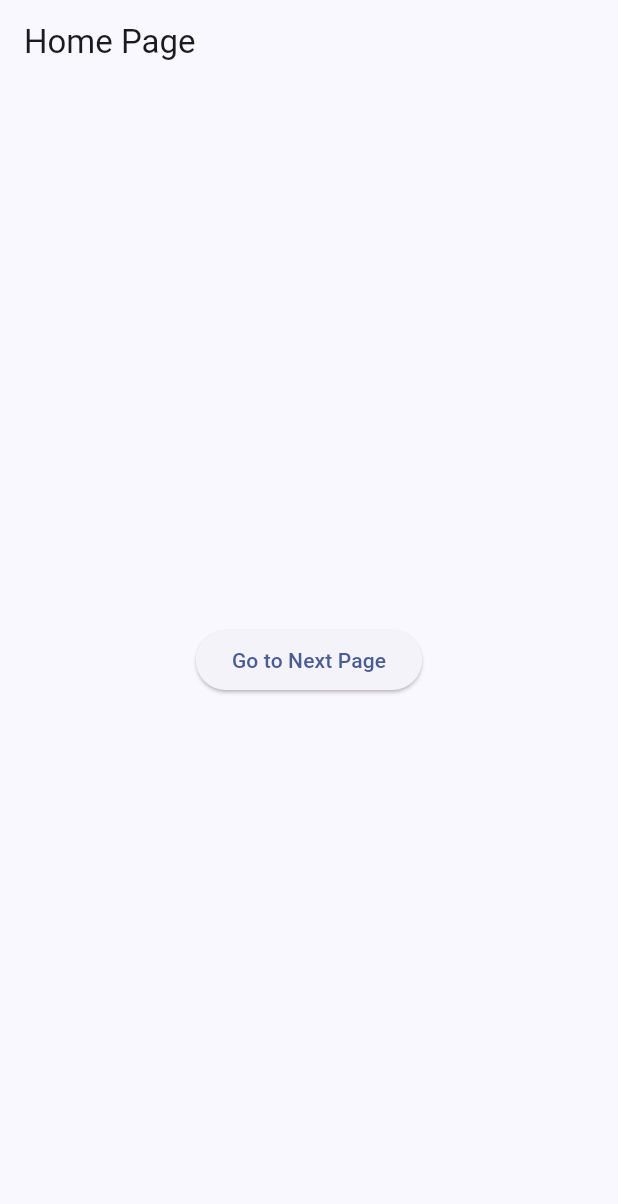
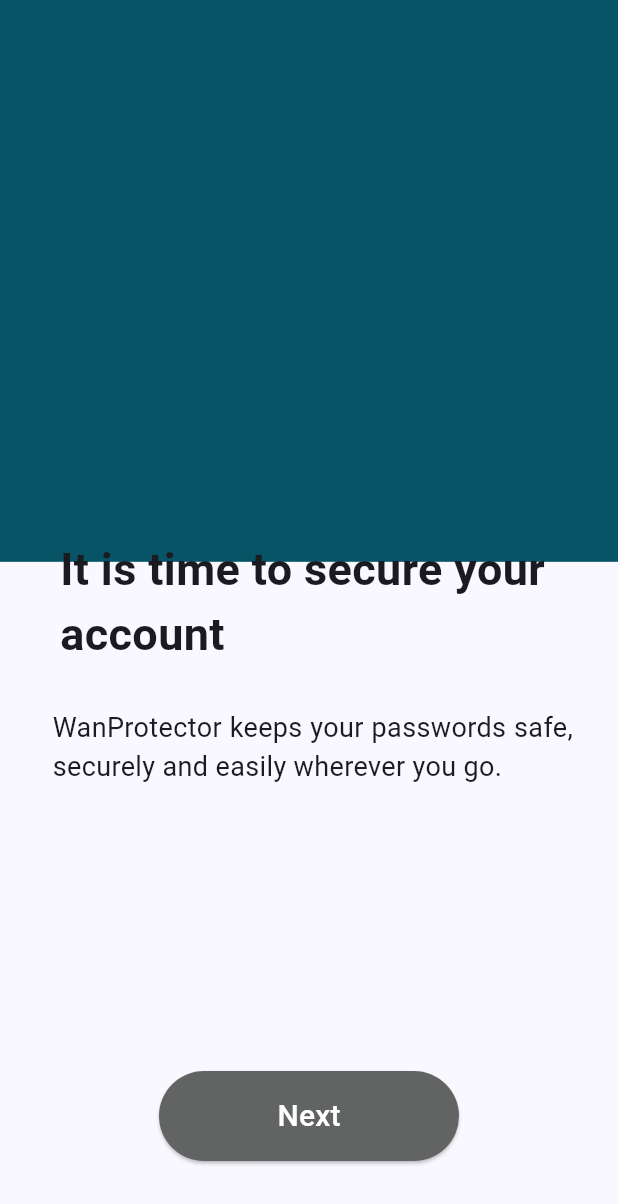
Before and after one commit to wanpc3/wan_protector, a Flutter app: the screen it shows after launch, on a phone screen of 412 x 824 dp. Shown: the top 1204 px of the screen. Run offline on Flutter 3.47's test engine with Material 3 defaults, Android fonts, the light colour scheme and no system bars.

Commit message:
Second day of development, build get started page and other important things

```diff
--- a/lib/get_started/get_started_1.dart
+++ b/lib/get_started/get_started_1.dart
@@ -1,4 +1,7 @@
 import 'package:flutter/material.dart';
+import 'package:flutter/services.dart';
+import '../strings/strings.dart';
+import '../status_bar/status_bar.dart';
 import 'get_started_2.dart';
 
 class GetStarted1 extends StatelessWidget{
@@ -6,24 +9,91 @@
 
   @override
   Widget build(BuildContext context) {
+    //Background: Color.fromARGB(255, 6, 84, 101)
+
+    //Set the status bar icons to white
+    setStatusBarStyle();
+
     return Scaffold(
-      appBar: AppBar(
-        title: Text('Home Page'),
-      ),
-      body: Center(
-        child:
+      body: Stack(
+        children: [
+          //Background for the top half of the page
+          Positioned(
+            top: 0,
+            left: 0,
+            right: 0,
+            child: Container(
+              height: MediaQuery.of(context).size.height / 2.2,
+              color: Color.fromARGB(255, 6, 84, 101),
+            ),
+          ),
 
-            ElevatedButton(
-                onPressed: () {
+          //Header
+          Positioned(
+            bottom: 380.0,
+            left: 40.0,
+            right: 20.0,
+            child: Center(
+              child: Text(Strings.get_started_1_title,
+                //textAlign: TextAlign.justify,
+                style: TextStyle(
+                  fontSize: 30.0,
+                  fontWeight: FontWeight.bold,
+                ),
+              ),
+            ),
+          ),
 
-                  Navigator.push(
+          //Text
+          Positioned(
+            bottom: 300.0,
+            left: 35.0,
+            right: 30.0,
+            child: Center(
+              child: Text(Strings.get_started_1,
+                textAlign: TextAlign.justify,
+                style: TextStyle(
+                  fontSize: 18.0,
+                  fontWeight: FontWeight.normal,
+                ),
+              ),
+            ),
+          ),
+
+          //Button: navigates to the next page
+          Positioned(
+            bottom: 50,
+            left: 0,
+            right: 0,
+            child: Center(
+              child: Container(
+                width: 200.0,
+                height: 60.0,
+                  child: ElevatedButton(
+                    style: ElevatedButton.styleFrom(
+                      backgroundColor: Color.fromARGB(255, 98, 100, 100),
+                      foregroundColor: Colors.white,
+                    ),
+                    onPressed: () {
+                      Navigator.push(
                       context,
-                      MaterialPageRoute(
-                        builder: (context) =>
-                            GetStarted2()));
-                },
-                child: Text('Go to Next Page')),
-      ),
+                        MaterialPageRoute(
+                          builder: (context) => GetStarted2()
+                        )
+                      );
+                    },
+                    child: Text(
+                    'Next',
+                    style: TextStyle(
+                      fontSize: 20.0
+                    ),
+                  ),
+                ),
+              ),
+            ),
+          )
+        ],
+      )
     );
   }
 }
--- /dev/null
+++ b/lib/strings/strings.dart
@@ -0,0 +1,12 @@
+class Strings {
+  //Description about the app
+  //First page
+  static const String get_started_1_title = 'It is time to secure your account';
+  static const String get_started_1 = 'WanProtector keeps your passwords safe, securely and easily wherever you go.';
+
+  //Second page
+  static const String get_started_2_title = 'Protect passwords at all costs';
+  static const String get_started_2 = 'WanProtector stores your passwords in a secure vault that only you can access using a special key called the master password.';
+  static const String get_started_3 = 'WanProtector will ensure that all your passwords are entirely saved and encrypted, so you will be less worried about any type of data loss or breach.';
+  static const String about_wan_protector = 'WanProtector Password manager is the first\npassword manager application developed by\nILHAN IDRISS. A computer science student\nwho is passionate about mobile application\nand cybersecurity fields.';
+}
```
Also changed, not shown: lib/get_started/get_started_2.dart (+86 -3 lines), lib/status_bar/status_bar.dart (added, +9 -0 lines).
